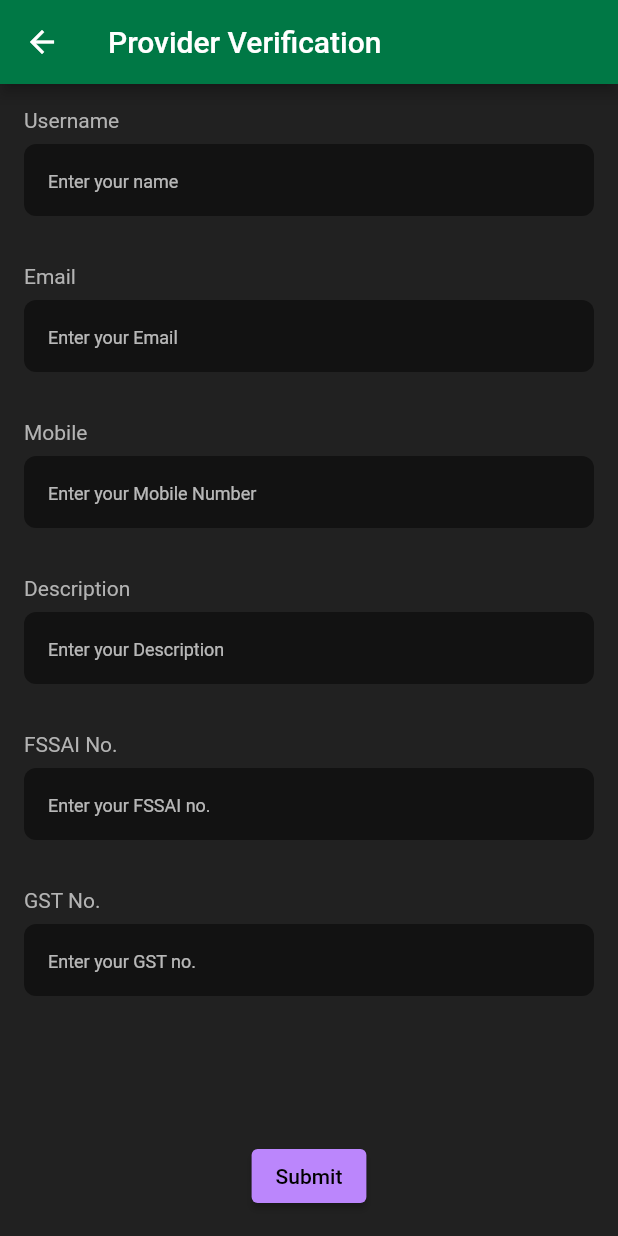
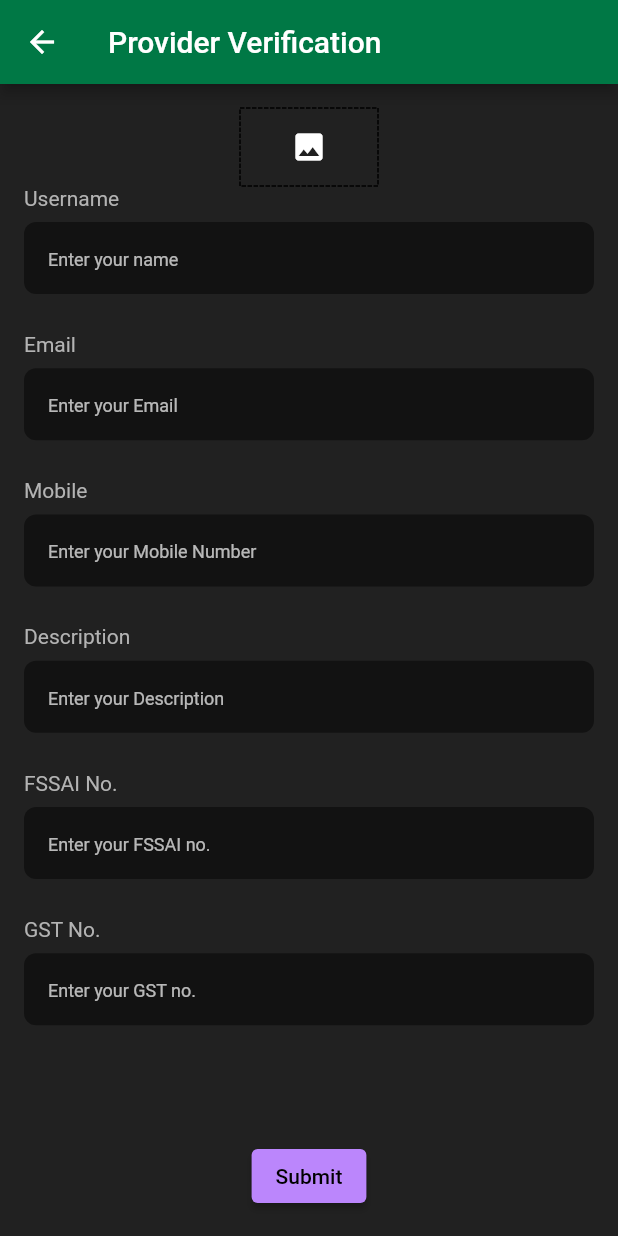
Before and after one commit to PrerakGada/EatEasy, a Flutter app: the ProviderVerification screen opened by its route, on a phone screen of 412 x 824 dp. Run offline on Flutter 3.47's test engine with Material 2 defaults, Android fonts, the phone set to English and light mode, and no system bars; drawn by our look-alikes of dotted_border; our stand-ins replace cloud_firestore, curved_navigation_bar, firebase_auth, firebase_core, flutter_carousel_widget, image_picker and 2 more; accounts and stored records are empty.

Commit message:
Pick Image Added

```diff
--- a/lib/screens/provider_verification.dart
+++ b/lib/screens/provider_verification.dart
@@ -1,7 +1,11 @@
+import 'dart:io';
+
+import 'package:dotted_border/dotted_border.dart';
 import 'package:eat_easy/repositories/query_repo.dart';
 import 'package:eat_easy/screens/Admin/admin_screen.dart';
 import 'package:eat_easy/widgets/LabeledTextFormField.dart';
 import 'package:flutter/material.dart';
+import 'package:image_picker/image_picker.dart';
 import 'package:provider/provider.dart';
 
 class ProviderVerification extends StatefulWidget {
@@ -22,6 +26,23 @@ class _ProviderVerificationState extends State<ProviderVerification> {
   final TextEditingController _fssai_noController = TextEditingController();
   final TextEditingController _gst_noController = TextEditingController();
   final TextEditingController _descriptionController = TextEditingController();
+  File? demo;
+
+  void onPickImageButtonClicked() async {
+    final tempImage =
+        await ImagePicker().pickImage(source: ImageSource.gallery);
+    if (tempImage == null) {
+      // ignore: use_build_context_synchronously
+      ScaffoldMessenger.of(context).showSnackBar(const SnackBar(
+        content: Text('An error occurred. Failed to pick image!'),
+      ));
+      return;
+    }
+
+    setState(() {
+      demo = File(tempImage.path);
+    });
+  }
 
   @override
   void dispose() {
@@ -47,6 +68,39 @@ class _ProviderVerificationState extends State<ProviderVerification> {
       body: SafeArea(
         child: Padding(
           padding: const EdgeInsets.all(16),
+          child: Column(
+            children: [
+              (demo != null)
+                  ? Align(
+                      alignment: Alignment.center,
+                      child: DottedBorder(
+                        child: Image.file(
+                          demo!.absolute,
+                          height: 200,
+                          width: 280,
+                          scale: 2,
+                          fit: BoxFit.fill,
+                        ),
+                      ),
+                    )
+                  : Align(
+                      alignment: Alignment.center,
+                      child: DottedBorder(
+                        child: MaterialButton(
+                          onPressed: () async {
+                            // if (kIsWeb) {
+                            //   startweb();
+                            // } else {
+                            onPickImageButtonClicked();
+                          },
+                          child: const Icon(Icons.image),
+                        ),
+                      ),
+                    ),
+              // SizedBox(
+              //   height: 10,
+              // ),
+              Expanded(
                 child: Column(
                   children: [
                     LabeledTextFormField(
@@ -93,7 +147,10 @@ class _ProviderVerificationState extends State<ProviderVerification> {
                         }
                       },
                       child: const Text("Submit"),
+                    )
+                  ],
                 ),
+              )
             ],
           ),
         ),
--- a/pubspec.yaml
+++ b/pubspec.yaml
@@ -48,6 +48,8 @@ dependencies:
   page_transition: ^2.0.9
   firebase_storage: ^11.0.11
   flutter_carousel_widget: ^2.0.2
+  image_picker: ^0.8.4+4
+  dotted_border: ^2.0.0+3
 
 dev_dependencies:
   flutter_test:
```
Also changed, not shown: pubspec.lock. Lines whose indentation alone changed are shown as unchanged.
